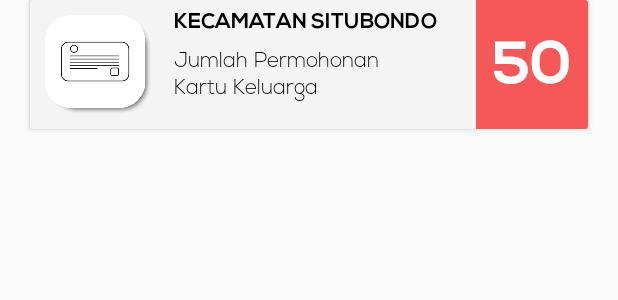
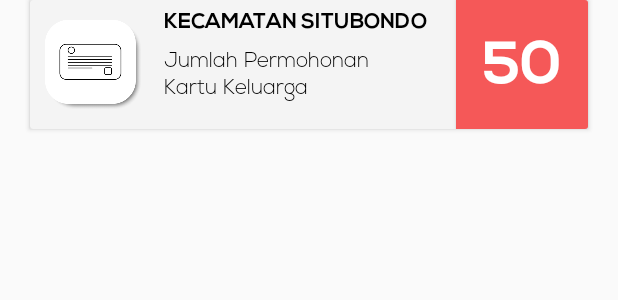
Before and after one commit to mifta99/dashboard, an Android app: the layout custom_kk.xml on its own in the app's theme, with its tools: preview values and no code run, on a phone screen of 412 x 824 dp. Shown: the top 300 px of the screen. Run offline under Robolectric (Android 15) with nearby library versions, the phone set to English and light mode, and no system bars.

Commit message:
change textview to button

```diff
--- a/app/src/main/res/layout/custom_kk.xml
+++ b/app/src/main/res/layout/custom_kk.xml
@@ -61,13 +61,13 @@
                         android:fontFamily="@font/nexalight"
                         android:textColor="@color/black"/>
                 </LinearLayout>
-                <TextView
+                <Button
                     android:id="@+id/tvx_totalKec"
                     android:layout_width="match_parent"
                     android:layout_height="match_parent"
-                    android:layout_weight="1"
                     android:background="#F55858"
                     android:text="50"
+                    android:padding="@dimen/margin_standart"
                     android:textColor="@color/white"
                     android:gravity="center"
                     android:textSize="40sp"
```
